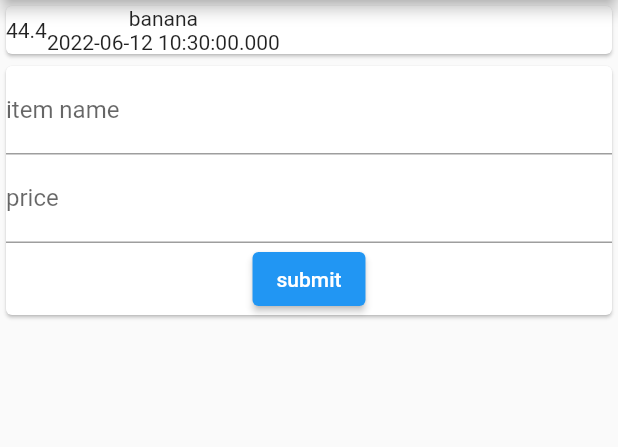
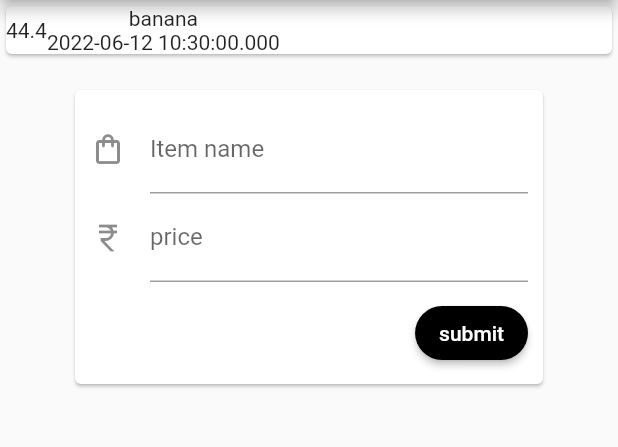
Before and after one commit to Rhriti/ExpenseApp, a Flutter app: the screen it shows after launch, on a phone screen of 412 x 824 dp, the part 84-531 px from its top. Run offline on Flutter 3.47's test engine with Material 2 defaults, Android fonts, the phone set to English and light mode, and no system bars.

Commit message:
Input modified

```diff
--- a/lib/widget/userinput.dart
+++ b/lib/widget/userinput.dart
@@ -13,18 +13,24 @@ class _UserinputState extends State<Userinput> {
 
   @override
   Widget build(BuildContext context) {
-    return Card(
-      child: Column(
+    return Card(margin: EdgeInsets.symmetric(horizontal: 50,vertical: 20),
+      child: Container(padding: EdgeInsets.all(10),
+        child: Column(crossAxisAlignment: CrossAxisAlignment.end,
           children: [
             TextField(
-            decoration: InputDecoration(labelText: 'item name'),
+              decoration: InputDecoration(icon: Icon(Icons.shopping_bag_outlined),label: Text('Item name')),
               controller: itemcontroller,
             ),
             TextField(
-            decoration: InputDecoration(labelText: 'price'),
-            controller: pricecontroller,
+              decoration: InputDecoration(labelText: 'price',icon: Icon(Icons.currency_rupee)),
+              controller: pricecontroller,keyboardType: TextInputType.number,
             ),
+            SizedBox(height: 10,),
             ElevatedButton(
+              style: ButtonStyle(
+                  backgroundColor: MaterialStateProperty.all(Colors.black),
+                  shape: MaterialStateProperty.all(RoundedRectangleBorder(borderRadius: BorderRadius.circular(20))),
+              ),
                 onPressed: () {
                   print(itemcontroller);
                   print(pricecontroller);
@@ -33,6 +39,7 @@ class _UserinputState extends State<Userinput> {
                 child: Text('submit'))
           ],
         ),
+      ),
     );
   }
 }
```
Lines whose indentation alone changed are shown as unchanged.
